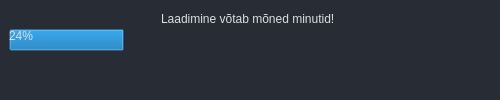
Old version of the form mailabl-qgis/widgets/WStatusBar.ui in the repository TuloliKalver/mailabl-qgis.
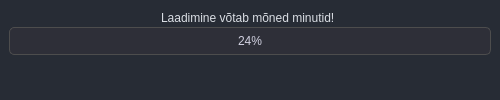
New version of the form.

The edit to the form file:
```diff
--- a/mailabl-qgis/widgets/WStatusBar.ui
+++ b/mailabl-qgis/widgets/WStatusBar.ui
@@ -35,7 +35,45 @@
 
 #widget_2{
     background-color: #272c35;
-}</string>
+}
+
+
+
+/* General style for QProgressBar */
+QProgressBar {
+    background-color: #2e2f38; /* Dark gray background matching the table */
+    color: #d1d1e0; /* Light gray text color */
+    border: 1px solid #4d4d4d; /* Border matching the table border */
+    border-radius: 5px; /* Rounded corners */
+    text-align: center; /* Center the text inside the progress bar */
+    padding: 2px; /* Padding for better spacing */
+}
+
+/* Style for the progress chunk */
+QProgressBar::chunk {
+    background-color: qlineargradient(
+        x1: 0, y1: 0, x2: 1, y2: 0,
+        stop: 0 #d14848, /* Start with darker red matching the selection color */
+        stop: 1 #e57373  /* End with a slightly lighter red */
+    ); /* Gradient effect for the progress bar */
+    border-radius: 3px; /* Slight rounding of the progress chunk */
+}
+
+/* Style for the indeterminate progress bar (if used) */
+QProgressBar[minimum=&quot;0&quot;][maximum=&quot;0&quot;] {
+    background-color: #2e2f38; /* Dark gray background matching the table */
+    border: 1px solid #4d4d4d; /* Border matching the table border */
+    color: #d1d1e0; /* Light gray text color */
+}
+
+QProgressBar[minimum=&quot;0&quot;][maximum=&quot;0&quot;]::chunk {
+    background-color: qlineargradient(
+        x1: 0, y1: 0, x2: 1, y2: 0,
+        stop: 0 #d14848, /* Start with darker red */
+        stop: 1 #e57373  /* End with a slightly lighter red */
+    ); /* Moving gradient for the indeterminate progress bar */
+}
+</string>
   </property>
   <layout class="QVBoxLayout" name="verticalLayout_2">
    <property name="spacing">
@@ -97,7 +135,7 @@
             </sizepolicy>
            </property>
            <property name="text">
-            <string> </string>
+            <string/>
            </property>
           </widget>
          </item>
```
